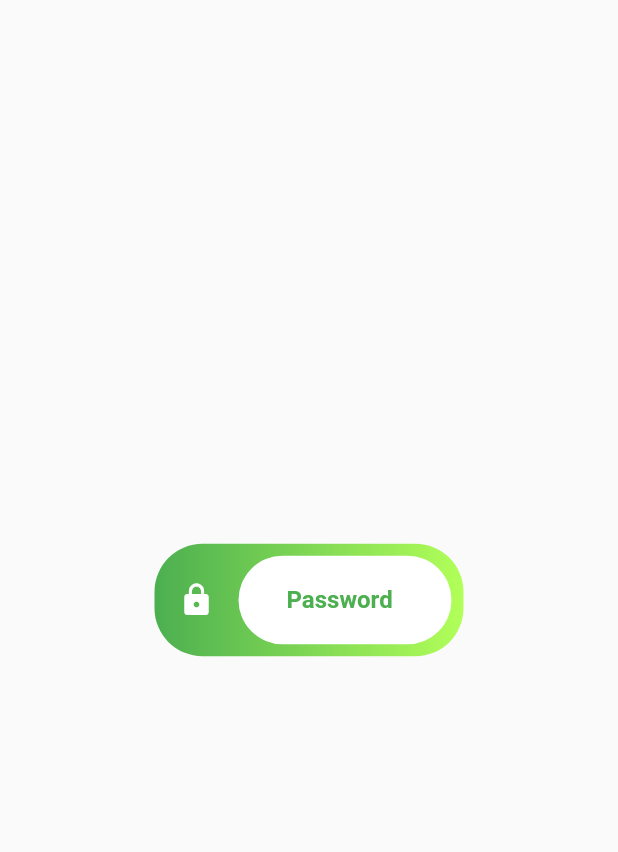
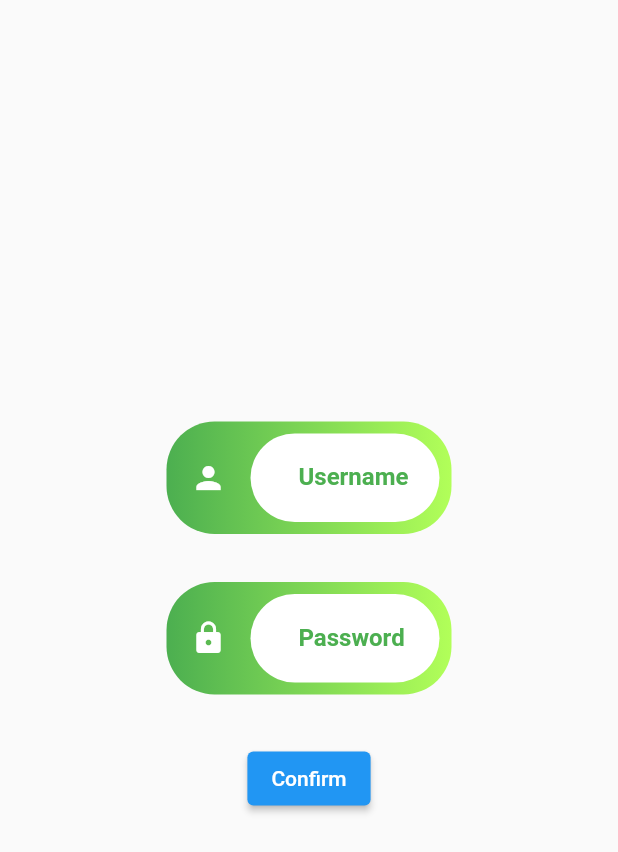
Before and after one commit to RoTour/flutter_design_training, a Flutter app: the screen it shows after launch, on a phone screen of 412 x 824 dp. Shown: the top 852 px of the screen. Run offline on Flutter 3.47's test engine with Material 2 defaults, Android fonts, the phone set to English and light mode, and no system bars; missing offline and left inert: rect_getter.

Commit message:
working animation + refactor, TODO: send button

```diff
--- a/lib/components/forms/form.dart
+++ b/lib/components/forms/form.dart
@@ -1,5 +1,6 @@
 import 'package:flutter/material.dart';
-import 'package:ro_flutter_exercices/components/forms/form_field.dart';
+import 'package:ro_flutter_exercises/components/forms/form_field.dart';
+import 'package:ro_flutter_exercises/components/forms/form_utils.dart';
 
 class RoForm extends StatefulWidget {
   const RoForm({Key? key}) : super(key: key);
@@ -8,8 +9,16 @@ class RoForm extends StatefulWidget {
   _RoFormState createState() => _RoFormState();
 }
 
+const String usernameKey = 'username';
+const String passwordKey = 'password';
+
 class _RoFormState extends State<RoForm> {
   final _formKey = GlobalKey<FormState>();
+
+  final RoFormController _formController = RoFormController({
+    usernameKey: '',
+    passwordKey: '',
+  });
 
   @override
   Widget build(BuildContext context) {
@@ -19,7 +28,36 @@ class _RoFormState extends State<RoForm> {
         mainAxisAlignment: MainAxisAlignment.center,
         mainAxisSize: MainAxisSize.min,
         children: [
-          RoFormField(icon: Icons.lock, name: 'Password'),
+          Padding(
+            padding: const EdgeInsets.all(16.0),
+            child: RoFormField(
+              icon: Icons.person,
+              name: 'Username',
+              data: _formController.dataOf(usernameKey),
+              validator: (value) => value.length >= 3,
+              errorMessage: 'Username should be at least 3 characters long',
+            ),
+          ),
+          Padding(
+            padding: const EdgeInsets.all(16.0),
+            child: RoFormField(
+              icon: Icons.lock,
+              name: 'Password',
+              data: _formController.dataOf(passwordKey),
+              validator: (value) => value.length >= 5,
+              errorMessage: 'Password should be at least 5 characters long',
+              hideField: true,
+            ),
+          ),
+          Padding(
+            padding: const EdgeInsets.all(16.0),
+            child: ElevatedButton(
+              onPressed: () {
+                print(_formController.fields);
+              },
+              child: Text('Confirm'),
+            ),
+          )
         ],
       ),
     );
--- a/lib/components/forms/form_field.dart
+++ b/lib/components/forms/form_field.dart
@@ -1,19 +1,35 @@
 import 'package:flutter/material.dart';
+import 'package:ro_flutter_exercises/components/forms/error_messages.dart';
+import 'package:ro_flutter_exercises/components/forms/form_utils.dart';
+import 'package:ro_flutter_exercises/components/utils/mutable_string.dart';
 
 class RoFormField extends StatefulWidget {
   final IconData icon;
   final String name;
 
-  const RoFormField({Key? key, required this.icon, required this.name}) : super(key: key);
+  /// Should return true is string is valid, else false
+  final bool Function(String) validator;
+  final String errorMessage;
+  final bool hideField;
+  final RoFormControl data;
+
+  const RoFormField({
+    Key? key,
+    required this.icon,
+    required this.name,
+    required this.data,
+    required this.validator,
+    required this.errorMessage,
+    this.hideField = false,
+  }) : super(key: key);
 
   @override
   _RoFormFieldState createState() => _RoFormFieldState();
 }
 
 class _RoFormFieldState extends State<RoFormField> {
-  String _password = '';
-  final RoMutableString _passwordError = RoMutableString('');
-  late RoAnimatedSlidingText _passwordErrorWidget = RoAnimatedSlidingText(text: _passwordError);
+  final RoMutableString _fieldErrorState = RoMutableString('');
+  late RoAnimatedSlidingText _fieldErrorWidget = RoAnimatedSlidingText(text: _fieldErrorState);
 
   @override
   Widget build(BuildContext context) {
@@ -22,9 +38,17 @@ class _RoFormFieldState extends State<RoFormField> {
         Expanded(flex: 1, child: Container()),
         Expanded(
           flex: 2,
-          child: Column(
-            crossAxisAlignment: CrossAxisAlignment.start,
+          child: Container(
+            child: Stack(
               children: [
+                Positioned(
+                  child: Padding(
+                    padding: const EdgeInsets.only(left: 16.0, top: 8),
+                    child: _fieldErrorWidget,
+                  ),
+                  bottom: 0,
+                ),
+
                 /// FormField
                 Container(
                   decoration: BoxDecoration(
@@ -51,16 +75,17 @@ class _RoFormFieldState extends State<RoFormField> {
                             child: Padding(
                               padding: const EdgeInsets.only(left: 32.0),
                               child: TextFormField(
+                                obscureText: widget.hideField,
                                 cursorColor: Colors.green,
                                 onChanged: (newValue) {
                                   setState(() {
-                                  _password = newValue;
-                                  if (newValue.length < 5) {
-                                    _passwordError.setStr('Password should be at least 5 characters long');
-                                    _passwordErrorWidget.show();
-                                  } else {
-                                    _passwordErrorWidget.hide();
+                                    widget.data.set(newValue);
+                                    if (widget.validator(newValue)) {
+                                      _fieldErrorWidget.hide();
+                                      return;
                                     }
+                                    _fieldErrorState.setStr(widget.errorMessage);
+                                    _fieldErrorWidget.show();
                                   });
                                 },
                                 decoration: InputDecoration(
@@ -78,13 +103,8 @@ class _RoFormFieldState extends State<RoFormField> {
                     ),
                   ),
                 ),
-
-              /// ErrorMSG
-              Padding(
-                padding: const EdgeInsets.only(left: 16.0, top: 8),
-                child: _passwordErrorWidget,
-              )
               ],
+            ),
           ),
         ),
         Expanded(flex: 1, child: Container()),
@@ -92,87 +112,3 @@ class _RoFormFieldState extends State<RoFormField> {
     );
   }
 }
-
-class RoAnimatedSlidingText extends StatefulWidget {
-  final RoMutableString text;
-  late final AnimationController _controller;
-  late final Animation<Offset> _offsetAnimation;
-
-  RoAnimatedSlidingText({required this.text});
-
-  @override
-  State<RoAnimatedSlidingText> createState() => _RoAnimatedSlidingTextState();
-
-  void show() {
-    _controller.forward(from: _controller.value);
-  }
-
-  void hide() {
-    _controller.reverse(from: _controller.value).then((value) => text.setStr(''));
-  }
-}
-
-/// This is the private State class that goes with MyStatefulWidget.
-class _RoAnimatedSlidingTextState extends State<RoAnimatedSlidingText> with SingleTickerProviderStateMixin {
-  late Function sub = () {
-    setState(() {});
-  };
-
-  @override
-  void initState() {
-    super.initState();
-    widget._controller = AnimationController(
-      duration: const Duration(seconds: 1),
-      vsync: this,
-    );
-
-    widget._offsetAnimation = Tween<Offset>(
-      begin: const Offset(0, -2),
-      end: const Offset(0, 0),
-    ).animate(CurvedAnimation(
-      parent: widget._controller,
-      curve: Curves.fastOutSlowIn,
-    ))
-      ..addListener(() {
-        setState(() {});
-      });
-
-    widget.text.subscribers.add(sub);
-  }
-
-  @override
-  void dispose() {
-    super.dispose();
-    widget._controller.dispose();
-  }
-
-  @override
-  Widget build(BuildContext context) {
-    print('Text in widget = ${widget.text.str}');
-    return SlideTransition(
-      position: widget._offsetAnimation,
-      child: Text(
-        widget.text.str,
-        style: TextStyle(color: Colors.red, fontWeight: FontWeight.w600),
-      ),
-    );
-  }
-}
-
-class RoMutableString {
-  String _str;
-  List<Function> subscribers = [];
-
-  RoMutableString(this._str);
-
-  get str {
-    return _str;
-  }
-
-  void setStr(String newStr) {
-    this._str = newStr;
-    subscribers.forEach((fn) {
-      fn();
-    });
-  }
-}
--- /dev/null
+++ b/lib/components/forms/form_utils.dart
@@ -0,0 +1,25 @@
+class RoFormController {
+  Map<String, String> fields;
+  RoFormController(this.fields);
+
+  RoFormControl dataOf(String key) {
+    return RoFormControl(this, key);
+  }
+
+  String getFieldValue(String key) {
+    var result = fields[key];
+    if (result == null) throw Exception("RoFormController: Provided key '$key' doesn't exist");
+    return fields[key] ?? '';
+  }
+}
+
+class RoFormControl {
+  RoFormController controller;
+  String key;
+
+  RoFormControl(this.controller, this.key);
+
+  void set(String newValue) {
+    controller.fields[key] = newValue;
+  }
+}
--- /dev/null
+++ b/lib/components/utils/mutable_string.dart
@@ -0,0 +1,17 @@
+class RoMutableString {
+  String _str;
+  List<Function> subscribers = [];
+
+  RoMutableString(this._str);
+
+  get str {
+    return _str;
+  }
+
+  void setStr(String newStr) {
+    this._str = newStr;
+    subscribers.forEach((fn) {
+      fn();
+    });
+  }
+}
--- a/lib/main.dart
+++ b/lib/main.dart
@@ -1,7 +1,7 @@
 import 'package:flutter/material.dart';
-import 'package:ro_flutter_exercices/components/bubbles.dart';
-import 'package:ro_flutter_exercices/components/forms/form.dart';
-import 'package:ro_flutter_exercices/components/ro_animated_link_1.dart';
+import 'package:ro_flutter_exercises/components/bubbles.dart';
+import 'package:ro_flutter_exercises/components/forms/form.dart';
+import 'package:ro_flutter_exercises/components/ro_animated_link_1.dart';
 
 void main() {
   runApp(ExercisesApp());
--- a/pubspec.yaml
+++ b/pubspec.yaml
@@ -1,4 +1,4 @@
-name: ro_flutter_exercices
+name: ro_flutter_exercises
 description: A new Flutter project.
 
 # The following line prevents the package from being accidentally published to
@@ -29,6 +29,7 @@ dependencies:
   # Use with the CupertinoIcons class for iOS style icons.
   cupertino_icons: ^1.0.2
   rect_getter: ^1.0.0
+  animator: ^3.0.0
 
 dev_dependencies:
   flutter_test:
```
Also changed, not shown: lib/components/forms/error_messages.dart (added, +67 -0 lines), pubspec.lock. Lines whose indentation alone changed are shown as unchanged.
